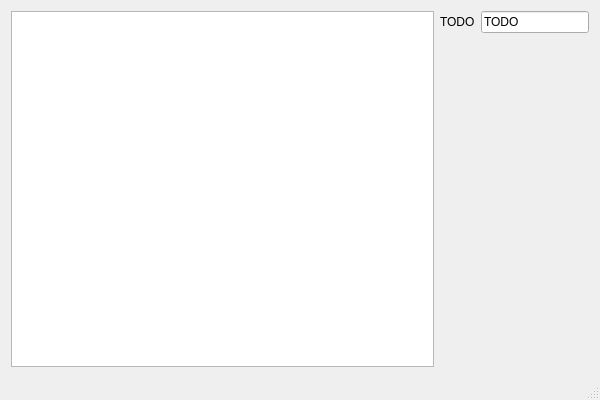
Before: the Qt Designer form src/mainwindow.ui in jonpas/FERI-TicTacToe, drawn with Qt 5.
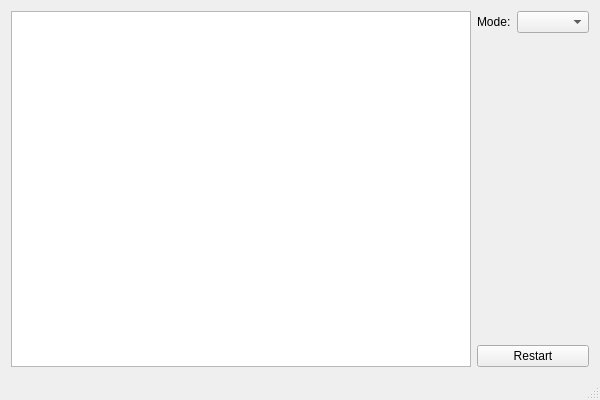
After: the same form once the commit is applied.

Commit message: Work on Multiplayer (player switching, status messages, more UI)

The edit to the form file:
```diff
--- a/src/mainwindow.ui
+++ b/src/mainwindow.ui
@@ -49,22 +49,12 @@
           <item>
            <widget class="QLabel" name="labelTemp">
             <property name="text">
-             <string>TODO</string>
+             <string>Mode:</string>
             </property>
            </widget>
           </item>
           <item>
-           <widget class="QLineEdit" name="lineEditTemp">
-            <property name="sizePolicy">
-             <sizepolicy hsizetype="Minimum" vsizetype="Fixed">
-              <horstretch>0</horstretch>
-              <verstretch>0</verstretch>
-             </sizepolicy>
-            </property>
-            <property name="text">
-             <string>TODO</string>
-            </property>
-           </widget>
+           <widget class="QComboBox" name="comboBoxMode"/>
           </item>
          </layout>
         </item>
@@ -81,6 +71,13 @@
           </property>
          </spacer>
         </item>
+        <item>
+         <widget class="QPushButton" name="pushButtonRestart">
+          <property name="text">
+           <string>Restart</string>
+          </property>
+         </widget>
+        </item>
        </layout>
       </item>
      </layout>
```
Left out of the diff: 2 changed lines with no effect on the pictures. The commit also changes 7 other files.
